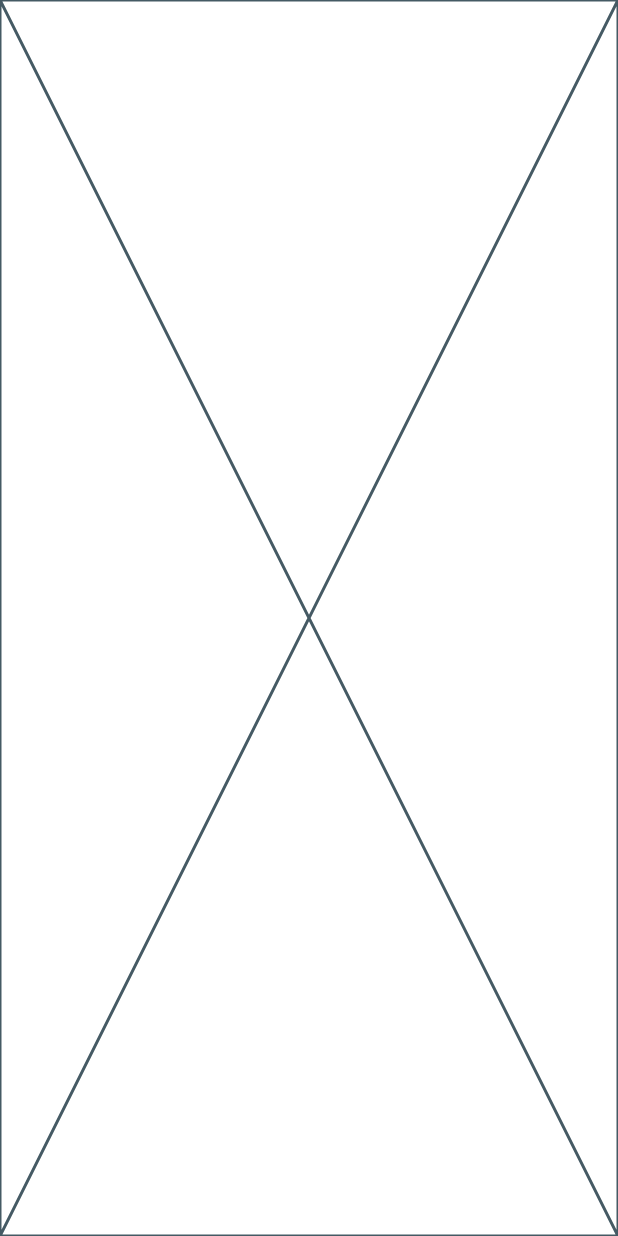
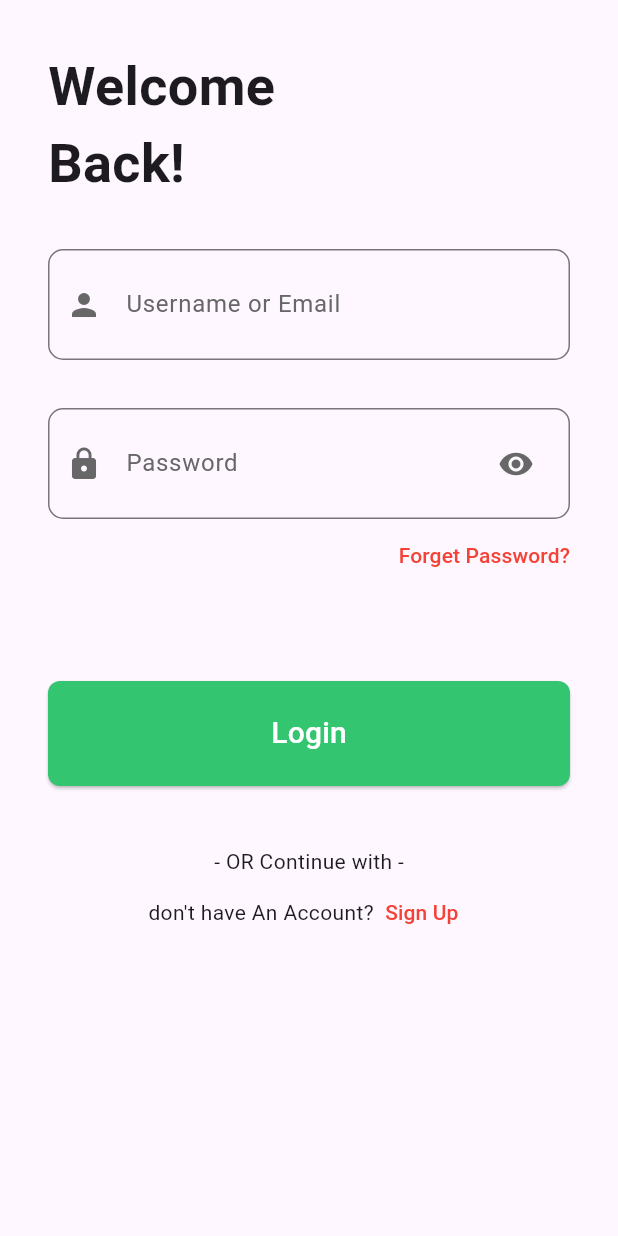
Before and after one commit to abdelrahmanali299/Genware, a Flutter app: the screen it shows after launch, on a phone screen of 412 x 824 dp. Run offline on Flutter 3.47's test engine with Material 3 defaults, Android fonts, the phone set to English and light mode, and no system bars.

Commit message:
done login view

```diff
--- a/lib/features/auth/presentation/views/login_view.dart
+++ b/lib/features/auth/presentation/views/login_view.dart
@@ -1,10 +1,11 @@
 import 'package:flutter/material.dart';
+import 'package:genware/features/auth/presentation/views/widgets/login_view_body.dart';
 
 class LoginView extends StatelessWidget {
   const LoginView({super.key});
 
   @override
   Widget build(BuildContext context) {
-    return const Placeholder();
+    return Scaffold(body: const LoginViewBody());
   }
 }
--- /dev/null
+++ b/lib/features/auth/presentation/views/widgets/login_view_body.dart
@@ -0,0 +1,69 @@
+import 'package:flutter/material.dart';
+import 'package:genware/costants.dart';
+import 'package:genware/features/auth/presentation/views/widgets/custom_button.dart';
+import 'package:genware/features/auth/presentation/views/widgets/custom_text_button.dart';
+import 'package:genware/features/auth/presentation/views/widgets/custom_text_form_field.dart';
+
+class LoginViewBody extends StatelessWidget {
+  const LoginViewBody({super.key});
+
+  @override
+  Widget build(BuildContext context) {
+    return Padding(
+      padding: const EdgeInsets.symmetric(vertical: 32, horizontal: 32),
+      child: Column(
+        crossAxisAlignment: CrossAxisAlignment.start,
+        // mainAxisAlignment: MainAxisAlignment.start,
+        children: [
+          Text(
+            'Welcome \nBack!',
+            style: TextStyle(fontSize: 36, fontWeight: FontWeight.w700),
+          ),
+          const SizedBox(height: 32),
+          CustomTextFormField(
+            icon: Icons.person,
+            text: 'Username or Email',
+            textcolor: Color(0xff676767),
+            iconcolor: Color(0xff676767),
+          ),
+          const SizedBox(height: 32),
+          CustomTextFormField(
+            icon: Icons.lock,
+            text: 'Password',
+            textcolor: Color(0xff676767),
+            iconcolor: Color(0xff676767),
+            isPassword: true,
+          ),
+
+          Align(
+            alignment: AlignmentGeometry.centerRight,
+            child: CustomTextButton(
+              text: 'Forget Password?',
+              textColor: Colors.red,
+            ),
+          ),
+          SizedBox(height: 60),
+          CustomButton(
+            color: kPrimaryColor,
+            text: 'Login',
+            textColor: Colors.white,
+          ),
+          SizedBox(height: 40),
+          Align(
+            alignment: AlignmentGeometry.center,
+            child: Text('- OR Continue with -'),
+          ),
+          Row(
+            mainAxisAlignment: MainAxisAlignment.center,
+            children: [
+              Text('don\'t have An Account?'),
+              CustomTextButton(text: 'Sign Up', textColor: Colors.red,onPressed: () {
+
+              },),
+            ],
+          ),
+        ],
+      ),
+    );
+  }
+}
```
